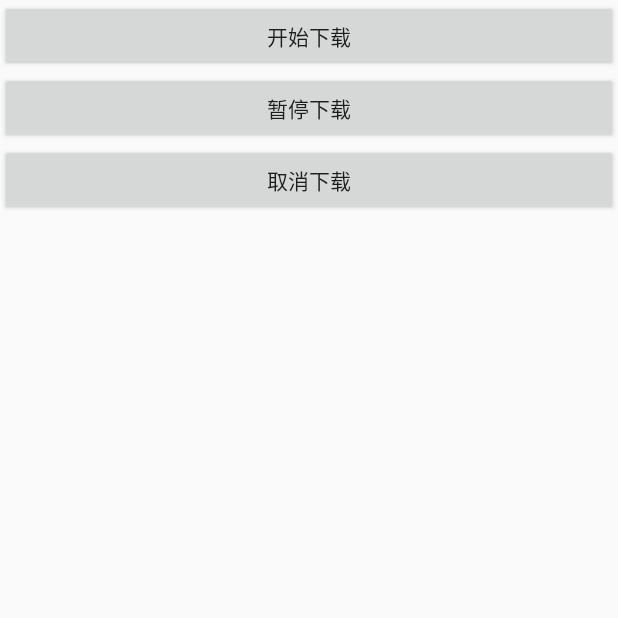
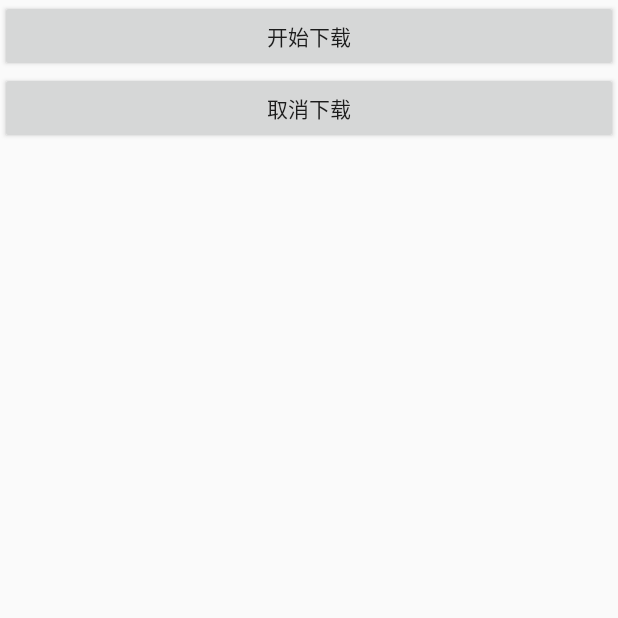
Before and after one commit to liuhuanGH/ServicePractice, an Android app: the screen it shows after launch (MainActivity), on a phone screen of 412 x 824 dp, the top half of it. Run offline under Robolectric (Android 15) with nearby library versions, the phone set to English and light mode, and no system bars; 1 statement that could not run was skipped.

```diff
--- a/app/src/main/java/com/example/servicepractice/MainActivity.java
+++ b/app/src/main/java/com/example/servicepractice/MainActivity.java
@@ -63,11 +63,11 @@ public class MainActivity extends Activity implements View.OnClickListener{
         startButton.setId(R.id.startDownload);
         linearLayout.addView(startButton);
 
-        pauseButton = new Button(this);
-        pauseButton.setLayoutParams(new ViewGroup.LayoutParams(ViewGroup.LayoutParams.MATCH_PARENT, ViewGroup.LayoutParams.WRAP_CONTENT));
-        pauseButton.setText("暂停下载");
-        pauseButton.setId(R.id.pauseDownload);
-        linearLayout.addView(pauseButton);
+//        pauseButton = new Button(this);
+//        pauseButton.setLayoutParams(new ViewGroup.LayoutParams(ViewGroup.LayoutParams.MATCH_PARENT, ViewGroup.LayoutParams.WRAP_CONTENT));
+//        pauseButton.setText("暂停下载");
+//        pauseButton.setId(R.id.pauseDownload);
+//        linearLayout.addView(pauseButton);
 
         cancelButton = new Button(this);
         cancelButton.setLayoutParams(new ViewGroup.LayoutParams(ViewGroup.LayoutParams.MATCH_PARENT, ViewGroup.LayoutParams.WRAP_CONTENT));
```
